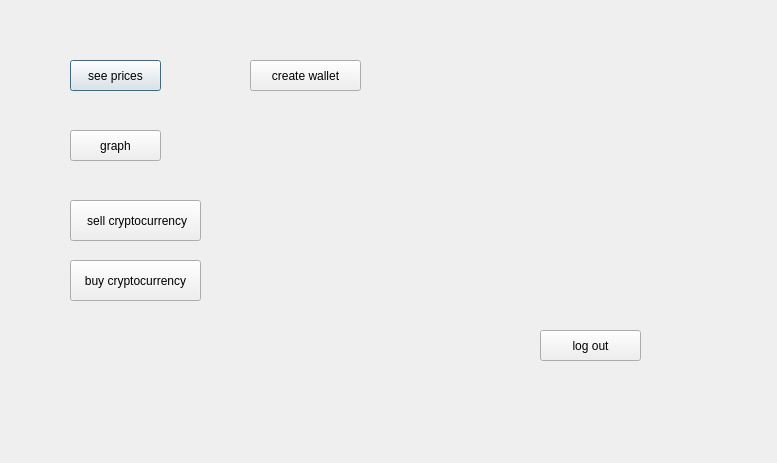
The window that iut/accountpage.ui (Ps3383/iut_wallet) describes before a commit, drawn with Qt 5.
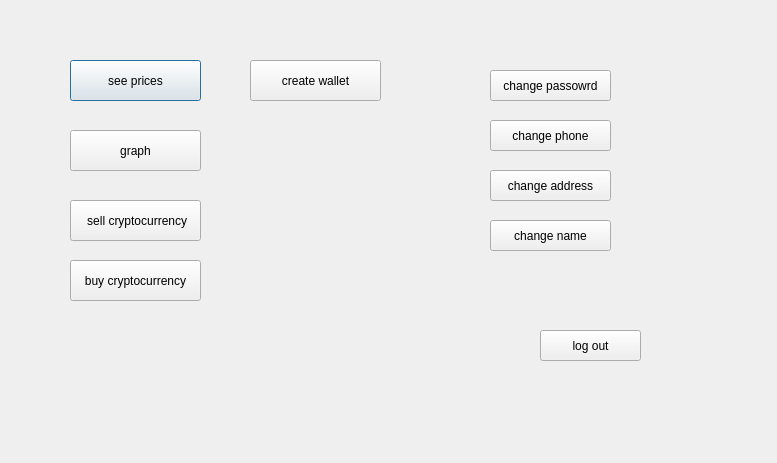
The same window after the commit.

```diff
--- a/iut/accountpage.ui
+++ b/iut/accountpage.ui
@@ -18,8 +18,8 @@
     <rect>
      <x>70</x>
      <y>60</y>
-     <width>91</width>
-     <height>31</height>
+     <width>131</width>
+     <height>41</height>
     </rect>
    </property>
    <property name="text">
@@ -31,8 +31,8 @@
     <rect>
      <x>70</x>
      <y>130</y>
-     <width>91</width>
-     <height>31</height>
+     <width>131</width>
+     <height>41</height>
     </rect>
    </property>
    <property name="text">
@@ -83,14 +83,66 @@
     <rect>
      <x>250</x>
      <y>60</y>
-     <width>111</width>
-     <height>31</height>
+     <width>131</width>
+     <height>41</height>
     </rect>
    </property>
    <property name="text">
     <string>create wallet</string>
    </property>
   </widget>
+  <widget class="QPushButton" name="change">
+   <property name="geometry">
+    <rect>
+     <x>490</x>
+     <y>70</y>
+     <width>121</width>
+     <height>31</height>
+    </rect>
+   </property>
+   <property name="text">
+    <string>change passowrd</string>
+   </property>
+  </widget>
+  <widget class="QPushButton" name="changeph">
+   <property name="geometry">
+    <rect>
+     <x>490</x>
+     <y>120</y>
+     <width>121</width>
+     <height>31</height>
+    </rect>
+   </property>
+   <property name="text">
+    <string>change phone</string>
+   </property>
+  </widget>
+  <widget class="QPushButton" name="changea">
+   <property name="geometry">
+    <rect>
+     <x>490</x>
+     <y>170</y>
+     <width>121</width>
+     <height>31</height>
+    </rect>
+   </property>
+   <property name="text">
+    <string>change address</string>
+   </property>
+  </widget>
+  <widget class="QPushButton" name="changen">
+   <property name="geometry">
+    <rect>
+     <x>490</x>
+     <y>220</y>
+     <width>121</width>
+     <height>31</height>
+    </rect>
+   </property>
+   <property name="text">
+    <string>change name</string>
+   </property>
+  </widget>
  </widget>
  <resources/>
  <connections/>
```
